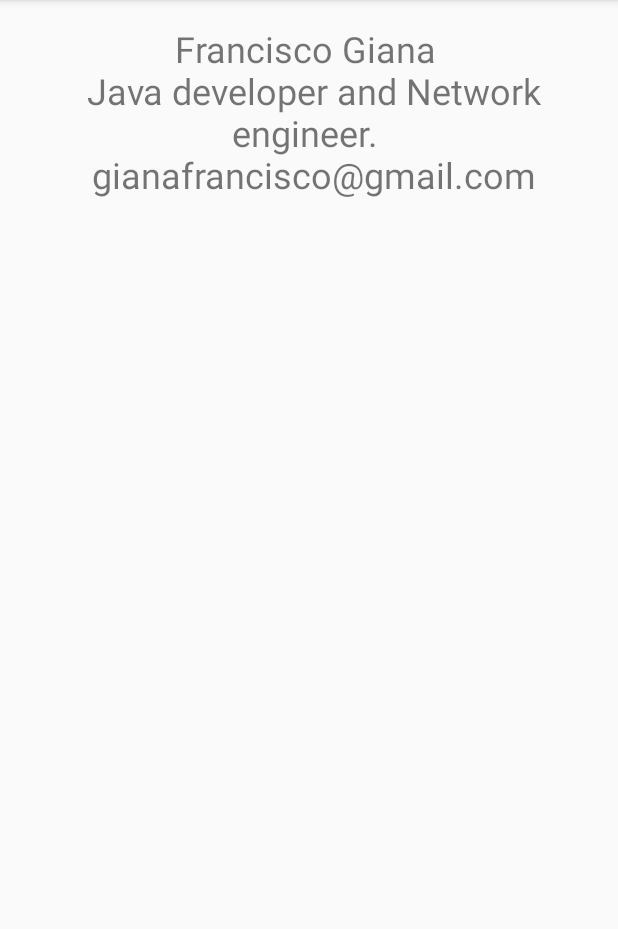
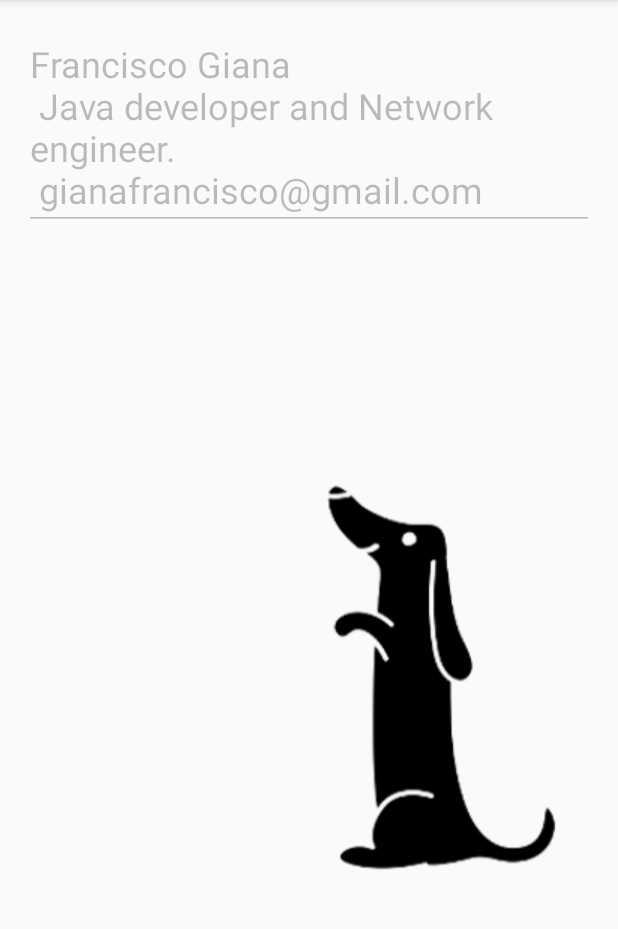
Before and after one commit to gianafrancisco/androidRadiusTool, an Android app: the AboutMeActivity screen opened directly, with no data from a screen before it, on a phone screen of 412 x 824 dp, the part 84-1013 px from its top. Run offline under Robolectric (Android 15) with nearby library versions, the phone set to English and light mode, and no system bars.

Commit message:
added about me picture

```diff
--- a/app/src/main/res/layout/activity_about_me.xml
+++ b/app/src/main/res/layout/activity_about_me.xml
@@ -1,5 +1,6 @@
 <?xml version="1.0" encoding="utf-8"?>
 <LinearLayout xmlns:android="http://schemas.android.com/apk/res/android"
+    xmlns:app="http://schemas.android.com/apk/res-auto"
     xmlns:tools="http://schemas.android.com/tools"
     android:layout_width="match_parent"
     android:layout_height="match_parent"
@@ -7,14 +8,24 @@
     android:paddingLeft="@dimen/activity_horizontal_margin"
     android:paddingRight="@dimen/activity_horizontal_margin"
     android:paddingTop="@dimen/activity_vertical_margin"
+    android:orientation="vertical"
     tools:context="fransis.org.ar.radiustool.AboutMeActivity">
 
-    <TextView
+    <EditText
         android:layout_width="match_parent"
         android:layout_height="wrap_content"
         android:text="@string/about_me"
-        android:textAlignment="center"
-        android:textSize="24dp" />
+        android:textAlignment="textStart"
+        android:textSize="24dp"
+        android:inputType="none"
+        android:enabled="false"/>
+
+    <ImageView
+        android:id="@+id/imageView"
+        android:layout_width="wrap_content"
+        android:layout_height="match_parent"
+        android:layout_gravity="right|bottom"
+        app:srcCompat="@drawable/salchicha" />
 
 
 </LinearLayout>
```
Also changed, not shown: app/src/main/res/drawable/salchicha.png (added).
